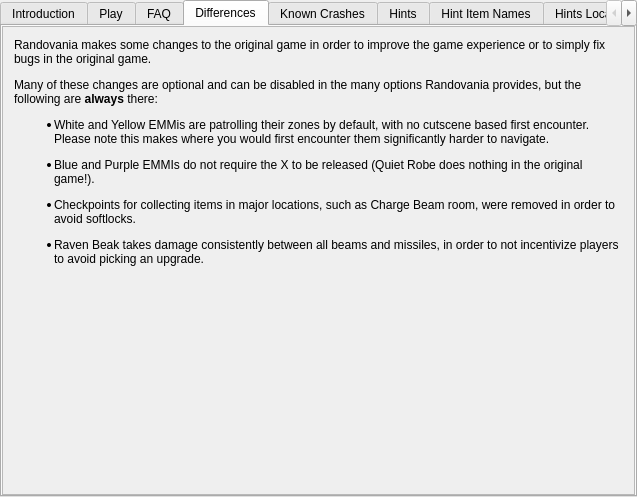
This is randovania/games/dread/gui/ui_files/games_tab_dread_widget.ui in randovania/randovania as Qt 5 draws it before an edit. The edited form follows.
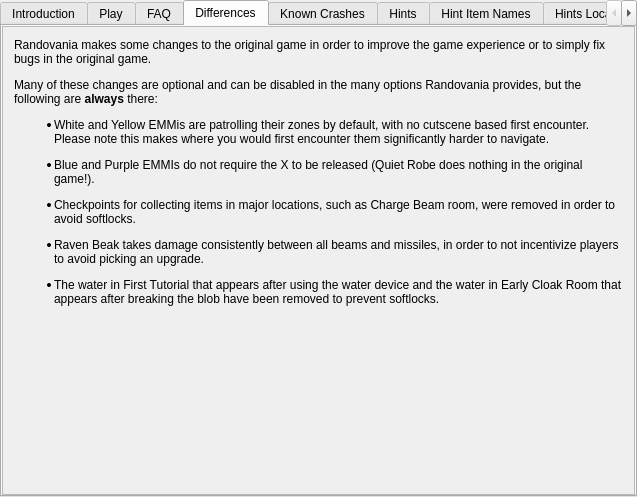
This is the edited form. The open tabs and pages were chosen to show the change. Custom widgets are drawn as their Qt base class.

Commit message: Update differences tab to mention removed water in Artaria

What changed in the file:
```diff
--- a/randovania/games/dread/gui/ui_files/games_tab_dread_widget.ui
+++ b/randovania/games/dread/gui/ui_files/games_tab_dread_widget.ui
@@ -150,15 +150,15 @@
      <rect>
       <x>0</x>
       <y>0</y>
-      <width>631</width>
-      <height>468</height>
+      <width>629</width>
+      <height>466</height>
      </rect>
     </property>
     <layout class="QVBoxLayout" name="verticalLayout">
      <item>
       <widget class="QLabel" name="differences_label">
        <property name="text">
-        <string>&lt;html&gt;&lt;head/&gt;&lt;body&gt;&lt;p&gt;Randovania makes some changes to the original game in order to improve the game experience or to simply fix bugs in the original game.&lt;/p&gt;&lt;p&gt;Many of these changes are optional and can be disabled in the many options Randovania provides, but the following are &lt;span style=&quot; font-weight:600;&quot;&gt;always&lt;/span&gt; there:&lt;/p&gt;&lt;ul style=&quot;margin-top: 0px; margin-bottom: 0px; margin-left: 0px; margin-right: 0px; -qt-list-indent: 1;&quot;&gt;&lt;li style=&quot; margin-top:12px; margin-bottom:12px; margin-left:0px; margin-right:0px; -qt-block-indent:0; text-indent:0px;&quot;&gt;White and Yellow EMMis are patrolling their zones by default, with no cutscene based first encounter. Please note this makes where you would first encounter them significantly harder to navigate.&lt;/li&gt;&lt;li style=&quot; margin-top:12px; margin-bottom:12px; margin-left:0px; margin-right:0px; -qt-block-indent:0; text-indent:0px;&quot;&gt;Blue and Purple EMMIs do not require the X to be released (Quiet Robe does nothing in the original game!).&lt;/li&gt;&lt;li style=&quot; margin-top:12px; margin-bottom:12px; margin-left:0px; margin-right:0px; -qt-block-indent:0; text-indent:0px;&quot;&gt;Checkpoints for collecting items in major locations, such as Charge Beam room, were removed in order to avoid softlocks.&lt;/li&gt;&lt;li style=&quot; margin-top:12px; margin-bottom:12px; margin-left:0px; margin-right:0px; -qt-block-indent:0; text-indent:0px;&quot;&gt;Raven Beak takes damage consistently between all beams and missiles, in order to not incentivize players to avoid picking an upgrade.&lt;/li&gt;&lt;/ul&gt;&lt;/body&gt;&lt;/html&gt;</string>
+        <string>&lt;html&gt;&lt;head/&gt;&lt;body&gt;&lt;p&gt;Randovania makes some changes to the original game in order to improve the game experience or to simply fix bugs in the original game.&lt;/p&gt;&lt;p&gt;Many of these changes are optional and can be disabled in the many options Randovania provides, but the following are &lt;span style=&quot; font-weight:600;&quot;&gt;always&lt;/span&gt; there:&lt;/p&gt;&lt;ul style=&quot;margin-top: 0px; margin-bottom: 0px; margin-left: 0px; margin-right: 0px; -qt-list-indent: 1;&quot;&gt;&lt;li style=&quot; margin-top:12px; margin-bottom:12px; margin-left:0px; margin-right:0px; -qt-block-indent:0; text-indent:0px;&quot;&gt;White and Yellow EMMis are patrolling their zones by default, with no cutscene based first encounter. Please note this makes where you would first encounter them significantly harder to navigate.&lt;/li&gt;&lt;li style=&quot; margin-top:12px; margin-bottom:12px; margin-left:0px; margin-right:0px; -qt-block-indent:0; text-indent:0px;&quot;&gt;Blue and Purple EMMIs do not require the X to be released (Quiet Robe does nothing in the original game!).&lt;/li&gt;&lt;li style=&quot; margin-top:12px; margin-bottom:12px; margin-left:0px; margin-right:0px; -qt-block-indent:0; text-indent:0px;&quot;&gt;Checkpoints for collecting items in major locations, such as Charge Beam room, were removed in order to avoid softlocks.&lt;/li&gt;&lt;li style=&quot; margin-top:12px; margin-bottom:0px; margin-left:0px; margin-right:0px; -qt-block-indent:0; text-indent:0px;&quot;&gt;Raven Beak takes damage consistently between all beams and missiles, in order to not incentivize players to avoid picking an upgrade.&lt;/li&gt;&lt;li style=&quot; margin-top:12px; margin-bottom:12px; margin-left:0px; margin-right:0px; -qt-block-indent:0; text-indent:0px;&quot;&gt;The water in First Tutorial that appears after using the water device and the water in Early Cloak Room that appears after breaking the blob have been removed to prevent softlocks.&lt;/li&gt;&lt;/ul&gt;&lt;/body&gt;&lt;/html&gt;</string>
        </property>
        <property name="alignment">
         <set>Qt::AlignLeading|Qt::AlignLeft|Qt::AlignTop</set>
```
Left out of the diff: 44 changed lines with no effect on the pictures.
